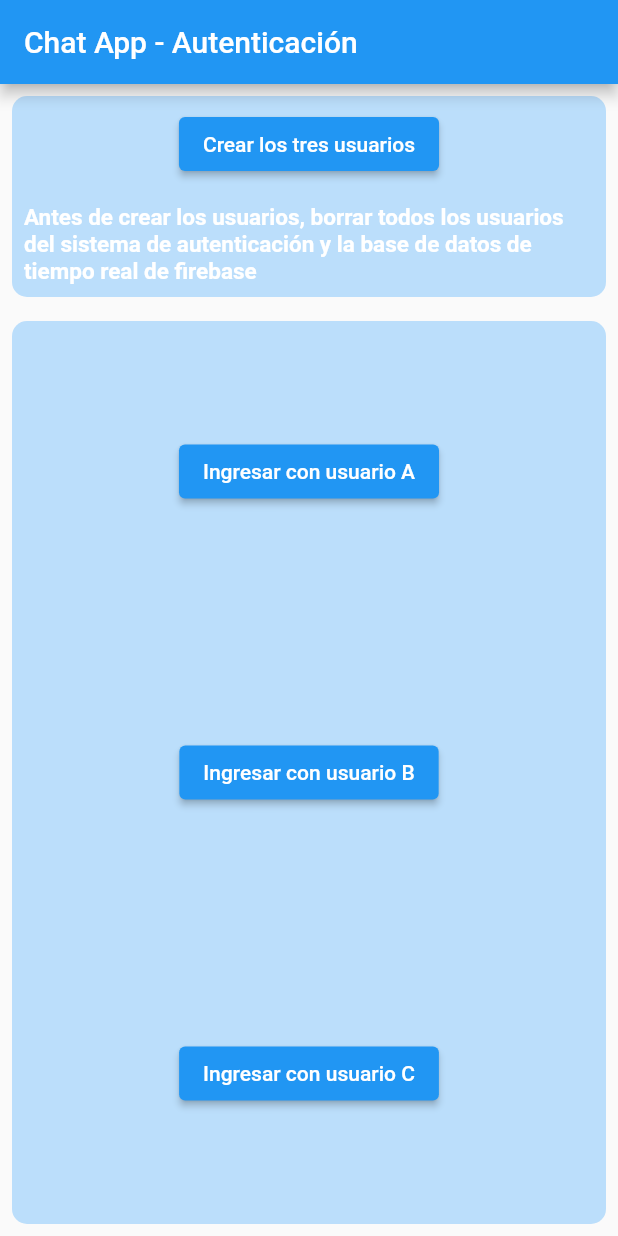
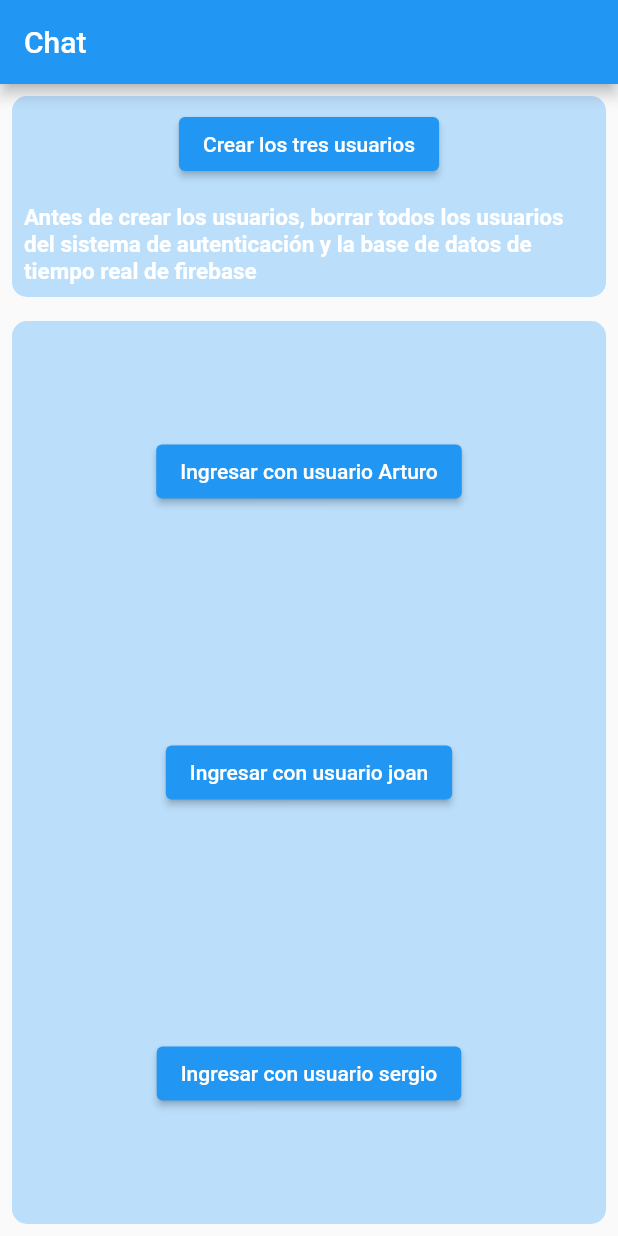
Before and after one commit to EulerArturo/reto3_NRC2287, a Flutter app: the screen it shows after launch, after a tap on "Crear los tres usuarios", on a phone screen of 412 x 824 dp. Run offline on Flutter 3.47's test engine with Material 2 defaults, Android fonts, the phone set to English and light mode, and no system bars; our stand-ins replace firebase_auth, firebase_core, firebase_database, get, loggy; accounts and stored records are empty; network calls fail.

Commit message:
logica resuelta

```diff
--- a/lib/ui/controllers/authentication_controller.dart
+++ b/lib/ui/controllers/authentication_controller.dart
@@ -35,6 +35,7 @@ class AuthenticationController extends GetxController {
       // userController
       await userController.createUser(email, userCredential.user!.uid);
       return Future.value();
+
     } on FirebaseAuthException catch (e) {
       if (e.code == 'weak-password') {
         return Future.error("The password is too weak");
--- a/lib/ui/pages/authentication_page.dart
+++ b/lib/ui/pages/authentication_page.dart
@@ -12,9 +12,9 @@ class AuthenticationPage extends StatelessWidget {
 
   void signIn() async {
     // aquí creamos los tres usuarios
-    await authenticationController.signup('a@a.com', '123456');
-    await authenticationController.signup('b@b.com', '123456');
-    await authenticationController.signup('c@c.com', '123456');
+    await authenticationController.signup('arturo@gmail.com', '123456');
+    await authenticationController.signup('joan@gmail.com', '123456');
+    await authenticationController.signup('sergio@gmail.com', '123456');
   }
 
   void login(String user) {
@@ -25,7 +25,7 @@ class AuthenticationPage extends StatelessWidget {
   @override
   Widget build(BuildContext context) {
     return Scaffold(
-      appBar: AppBar(title: const Text("Chat App - Autenticación")),
+      appBar: AppBar(title: const Text("Chat")),
       body: SafeArea(
         child: Center(
           child: Column(
@@ -72,14 +72,14 @@ class AuthenticationPage extends StatelessWidget {
                           mainAxisAlignment: MainAxisAlignment.spaceAround,
                           children: [
                             ElevatedButton(
-                                onPressed: () => login('a@a.com'),
-                                child: const Text("Ingresar con usuario A")),
+                                onPressed: () => login('arturo@gmail.com'),
+                                child: const Text("Ingresar con usuario Arturo")),
                             ElevatedButton(
-                                onPressed: () => login('b@b.com'),
-                                child: const Text("Ingresar con usuario B")),
+                                onPressed: () => login('joan@gmail.com'),
+                                child: const Text("Ingresar con usuario joan")),
                             ElevatedButton(
-                                onPressed: () => login('c@c.com'),
-                                child: const Text("Ingresar con usuario C")),
+                                onPressed: () => login('sergio@gmail.com'),
+                                child: const Text("Ingresar con usuario sergio")),
                           ]),
                     ),
                   ),
--- a/lib/ui/pages/user_list_page.dart
+++ b/lib/ui/pages/user_list_page.dart
@@ -86,7 +86,7 @@ class _UserListPageState extends State<UserListPage> {
   Widget build(BuildContext context) {
     return Scaffold(
         appBar: AppBar(
-          title: Text("Chat App ${authenticationController.userEmail()}"),
+          title: Text(" ${authenticationController.userEmail()}"),
           actions: [
             // botón para crear unos chats para arrancar el demo
             IconButton(
```
Also changed, not shown: lib/ui/controllers/chat_controller.dart (+27 -15 lines).
